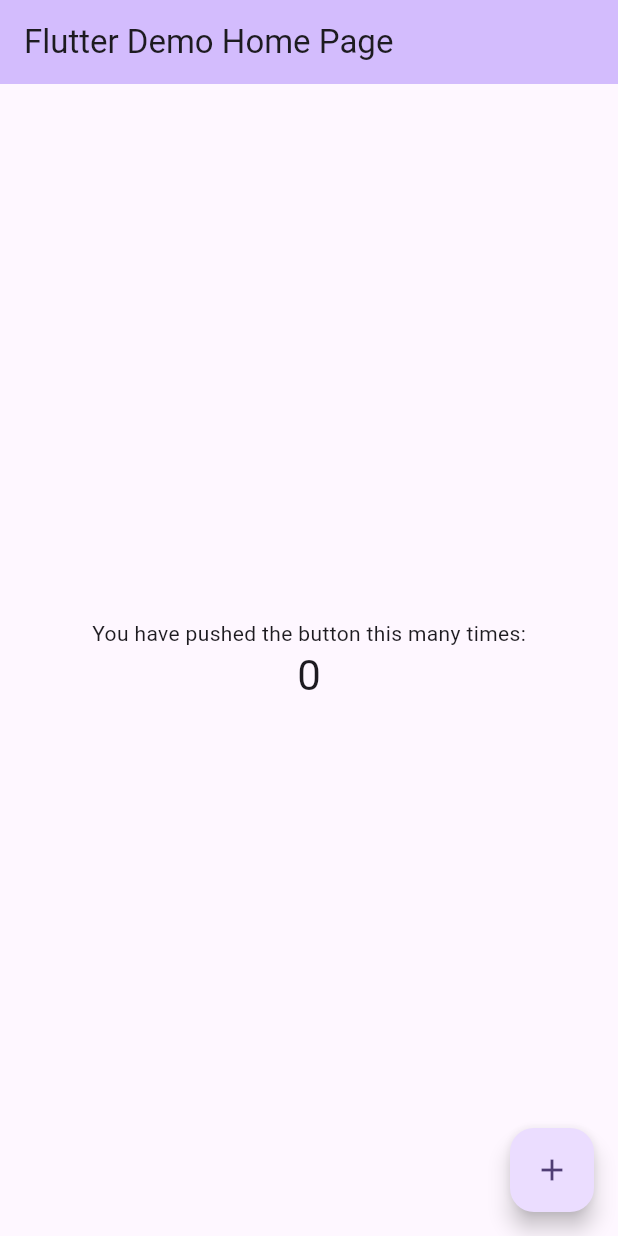
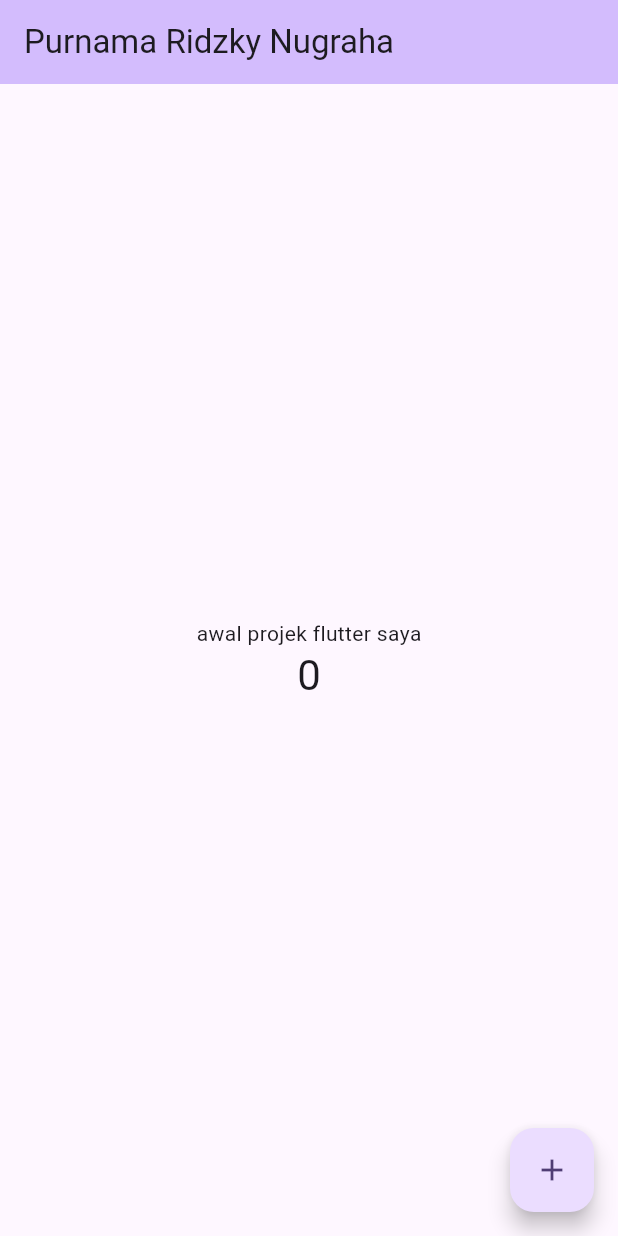
Before and after one commit to PurnamaRidzkyN/flutter-fundamental-part1, a Flutter app: the screen it shows after launch, on a phone screen of 412 x 824 dp. Run offline on Flutter 3.47's test engine with Material 3 defaults, Android fonts, the phone set to English and light mode, and no system bars.

Commit message:
Implement code changes to enhance functionality and improve performance

```diff
--- a/lib/main.dart
+++ b/lib/main.dart
@@ -30,7 +30,7 @@
         // tested with just a hot reload.
         colorScheme: ColorScheme.fromSeed(seedColor: Colors.deepPurple),
       ),
-      home: const MyHomePage(title: 'Flutter Demo Home Page'),
+      home: const MyHomePage(title: 'Purnama Ridzky Nugraha'),
     );
   }
 }
@@ -104,7 +104,7 @@
           // wireframe for each widget.
           mainAxisAlignment: MainAxisAlignment.center,
           children: <Widget>[
-            const Text('You have pushed the button this many times:'),
+            const Text('awal projek flutter saya'),
             Text(
               '$_counter',
               style: Theme.of(context).textTheme.headlineMedium,
```
Also changed, not shown: images/01.png (added), images/011.jpg (added), 1 other file.
